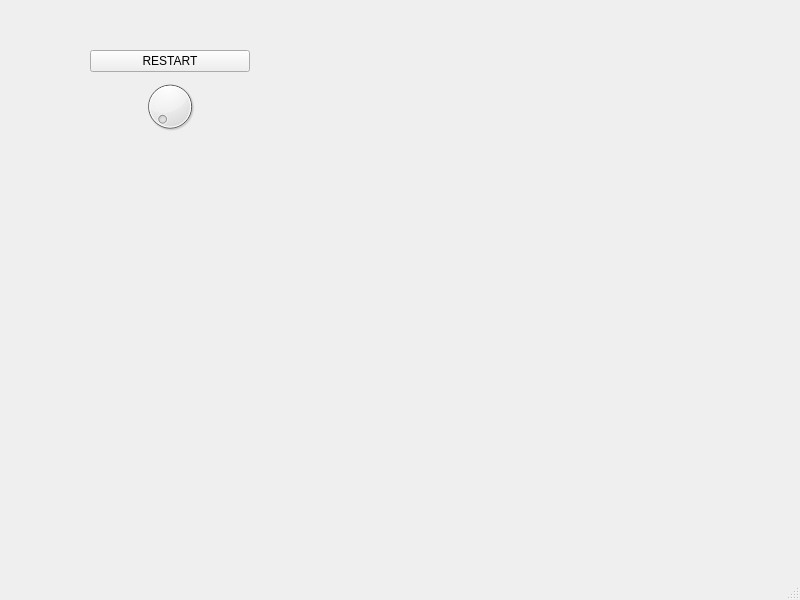
nebogeo/red-king, file app/interface/redking.ui: the form before one commit.
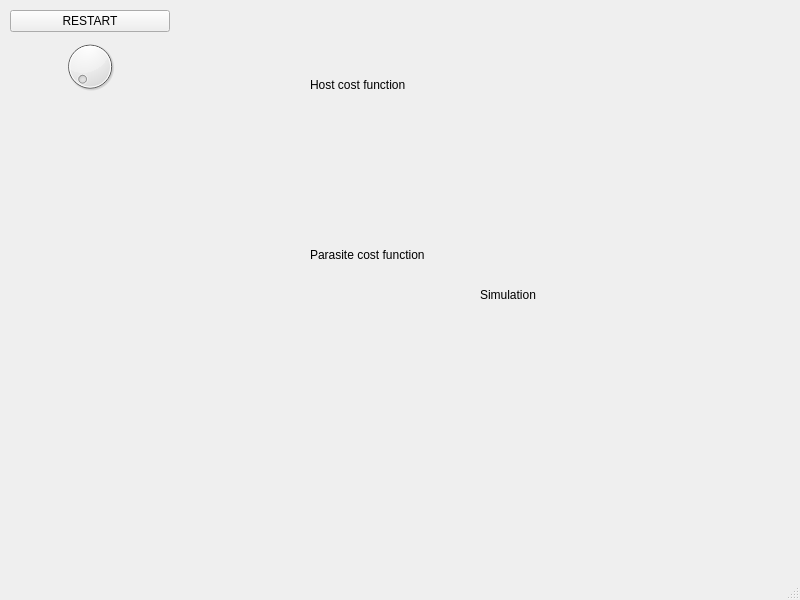
The form after the commit.

Commit message: cost function graphs

Diff of the .ui file:
```diff
--- a/app/interface/redking.ui
+++ b/app/interface/redking.ui
@@ -17,8 +17,8 @@
    <widget class="QWidget" name="verticalLayoutWidget">
     <property name="geometry">
      <rect>
-      <x>90</x>
-      <y>50</y>
+      <x>10</x>
+      <y>10</y>
       <width>160</width>
       <height>85</height>
      </rect>
@@ -39,13 +39,77 @@
    <widget class="QWidget" name="verticalLayoutWidget_2">
     <property name="geometry">
      <rect>
-      <x>320</x>
-      <y>40</y>
-      <width>451</width>
-      <height>471</height>
+      <x>480</x>
+      <y>0</y>
+      <width>311</width>
+      <height>591</height>
      </rect>
     </property>
-    <layout class="QVBoxLayout" name="canvas_holder"/>
+    <layout class="QVBoxLayout" name="canvas_holder">
+     <item>
+      <widget class="QLabel" name="label_3">
+       <property name="sizePolicy">
+        <sizepolicy hsizetype="Preferred" vsizetype="Fixed">
+         <horstretch>0</horstretch>
+         <verstretch>0</verstretch>
+        </sizepolicy>
+       </property>
+       <property name="text">
+        <string>Simulation</string>
+       </property>
+      </widget>
+     </item>
+    </layout>
+   </widget>
+   <widget class="QWidget" name="verticalLayoutWidget_3">
+    <property name="geometry">
+     <rect>
+      <x>310</x>
+      <y>170</y>
+      <width>171</width>
+      <height>171</height>
+     </rect>
+    </property>
+    <layout class="QVBoxLayout" name="parasite_cost_holder">
+     <item>
+      <widget class="QLabel" name="label_2">
+       <property name="sizePolicy">
+        <sizepolicy hsizetype="Preferred" vsizetype="Fixed">
+         <horstretch>0</horstretch>
+         <verstretch>0</verstretch>
+        </sizepolicy>
+       </property>
+       <property name="text">
+        <string>Parasite cost function</string>
+       </property>
+      </widget>
+     </item>
+    </layout>
+   </widget>
+   <widget class="QWidget" name="verticalLayoutWidget_4">
+    <property name="geometry">
+     <rect>
+      <x>310</x>
+      <y>0</y>
+      <width>171</width>
+      <height>171</height>
+     </rect>
+    </property>
+    <layout class="QVBoxLayout" name="host_cost_holder">
+     <item>
+      <widget class="QLabel" name="label">
+       <property name="sizePolicy">
+        <sizepolicy hsizetype="Preferred" vsizetype="Fixed">
+         <horstretch>0</horstretch>
+         <verstretch>0</verstretch>
+        </sizepolicy>
+       </property>
+       <property name="text">
+        <string>Host cost function</string>
+       </property>
+      </widget>
+     </item>
+    </layout>
    </widget>
   </widget>
   <widget class="QStatusBar" name="statusbar"/>
```
The commit also changes 12 other files.
